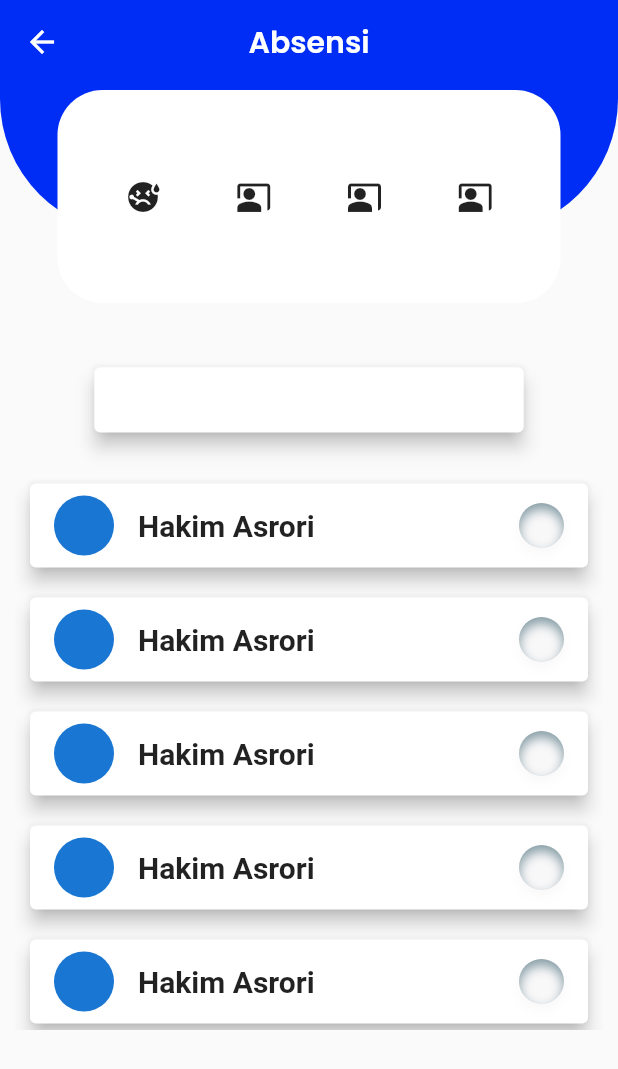
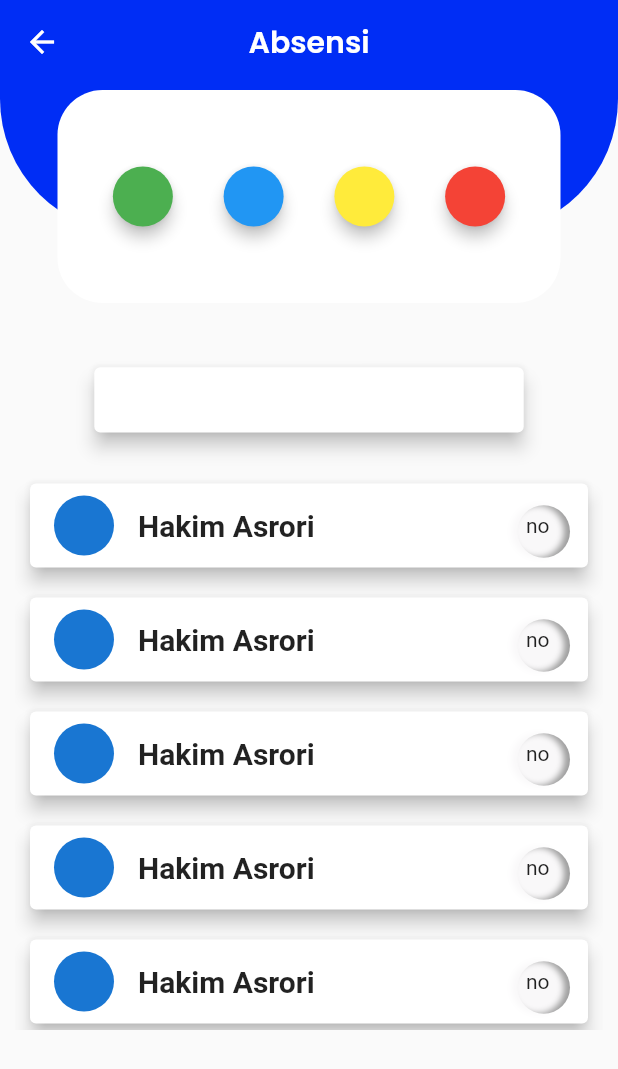
Before and after one commit to naneps/RTQ-MOBILE, a Flutter app: the AbsensiScreen screen opened directly, on a phone screen of 412 x 824 dp. Shown: the top 1069 px of the screen. Run offline on Flutter 3.47's test engine with Material 2 defaults, Android fonts, the phone set to English and light mode, and no system bars; our stand-ins replace animated_splash_screen, dio, fluttertoast, get, google_fonts, lottie; missing offline and left inert: sp_util.

Commit message:
Modif Absensi

```diff
--- a/tahfidz/lib/pages/pengajar/absensi/absensi_screen.dart
+++ b/tahfidz/lib/pages/pengajar/absensi/absensi_screen.dart
@@ -24,7 +24,9 @@ class _AbsensiScreenState extends State<AbsensiScreen> {
     };
   });
 
-  bool _isDropped = false;
+  bool _isAccepted = false;
+  Color color1 = Colors.green;
+  Color? targetC;
   @override
   Widget build(BuildContext context) {
     final heightBody = MediaQuery.of(context).size.height;
@@ -99,16 +101,89 @@ class _AbsensiScreenState extends State<AbsensiScreen> {
 
                             children: [
                               Draggable(
-                                  child: Icon(Icons.sick),
-                                  data: "Hadir",
-                                  feedback: Icon(
-                                    Icons.sick,
-                                    size: 50,
-                                    color: Colors.grey,
-                                  )),
-                              Icon(Icons.co_present),
-                              Icon(Icons.co_present),
-                              Icon(Icons.co_present),
+                                feedback: SizedBox(
+                                  width: 40,
+                                  height: 40,
+                                  child: Material(
+                                    color: color1.withOpacity(0.5),
+                                    shape: StadiumBorder(),
+                                    elevation: 4,
+                                  ),
+                                ),
+                                data: color1,
+                                child: SizedBox(
+                                  width: 40,
+                                  height: 40,
+                                  child: Material(
+                                    color: color1,
+                                    shape: StadiumBorder(),
+                                    elevation: 4,
+                                  ),
+                                ),
+                              ),
+                              Draggable(
+                                feedback: SizedBox(
+                                  width: 40,
+                                  height: 40,
+                                  child: Material(
+                                    color: color1.withOpacity(0.5),
+                                    shape: StadiumBorder(),
+                                    elevation: 4,
+                                  ),
+                                ),
+                                data: color1,
+                                child: SizedBox(
+                                  width: 40,
+                                  height: 40,
+                                  child: Material(
+                                    color: Colors.blue,
+                                    shape: StadiumBorder(),
+                                    elevation: 4,
+                                  ),
+                                ),
+                              ),
+                              Draggable(
+                                feedback: SizedBox(
+                                  width: 40,
+                                  height: 40,
+                                  child: Material(
+                                    color: color1.withOpacity(0.5),
+                                    shape: StadiumBorder(),
+                                    elevation: 4,
+                                  ),
+                                ),
+                                data: color1,
+                                child: SizedBox(
+                                  width: 40,
+                                  height: 40,
+                                  child: Material(
+                                    color: Colors.yellow,
+                                    shape: StadiumBorder(),
+                                    elevation: 4,
+                                  ),
+                                ),
+                              ),
+                              Draggable(
+                                feedback: SizedBox(
+                                  width: 40,
+                                  height: 40,
+                                  child: Material(
+                                    color: color1.withOpacity(0.5),
+                                    shape: StadiumBorder(),
+                                    elevation: 4,
+                                  ),
+                                ),
+                                data: color1,
+                                child: SizedBox(
+                                  width: 40,
+                                  height: 40,
+                                  child: Material(
+                                    color: Colors.red,
+                                    shape: StadiumBorder(),
+                                    elevation: 4,
+                                  ),
+                                ),
+                              ),
                             ],
                           ),
                         ),
@@ -154,39 +229,28 @@ class _AbsensiScreenState extends State<AbsensiScreen> {
                             fontSize: 20, fontWeight: FontWeight.w600),
                       ),
                       // contentPadding: EdgeInsets.all(5),
-                      trailing: DragTarget(
-                        builder: (
-                          BuildContext context,
-                          List<dynamic> accepted,
-                          List<dynamic> rejected,
-                        ) {
-                          return Container(
-                            width: 30,
-                            height: 30,
-                            decoration: BoxDecoration(
-                              boxShadow: [
-                                //CSS: inset 0px 4px 6px rgba(8, 56, 73, 0.5)
-                                BoxShadow(
-                                  color: const Color.fromRGBO(
-                                      8, 56, 73, 0.5), // shadow color
-                                ),
-                                const BoxShadow(
-                                  offset: Offset(0, 4),
-                                  blurRadius: 6,
-                                  color: Color(0xFFF9F8F9), // background color
-                                ),
-                              ],
-                              borderRadius: BorderRadius.circular(25),
-                            ),
-                            child: Text(''),
-                          );
-                        },
-                        onAccept: (data) {
-                          _isDropped = true;
-                          print(data);
-                          setState(() {});
-                        },
+                      trailing: InnerShadowBox(
+                        child: DragTarget(
+                          onAccept: (value) {
+                            _isAccepted = true;
+                            targetC = value as Color?;
+                          },
+                          builder: (context, candidate, rejected) {
+                            return (_isAccepted)
+                                ? SizedBox(
+                                    width: 30,
+                                    height: 30,
+                                    child: Material(
+                                      color: targetC,
+                                      shape: StadiumBorder(),
+                                      elevation: 4,
+                                    ),
+                                  )
+                                : Text('no');
+                          },
+                        ),
                       ),
+
                       leading: CircleAvatar(
 
                           // child: Text("te"),
@@ -202,3 +266,36 @@ class _AbsensiScreenState extends State<AbsensiScreen> {
     );
   }
 }
+
+class InnerShadowBox extends StatelessWidget {
+  final Widget child;
+  const InnerShadowBox({required this.child});
+
+  @override
+  Widget build(BuildContext context) {
+    return Container(
+      height: 35,
+      width: 35,
+      decoration: BoxDecoration(
+        boxShadow: [
+          //CSS: inset 0px 4px 6px rgba(8, 56, 73, 0.5)
+          BoxShadow(
+            color: Colors.grey, // shadow color
+            offset: Offset(4, 4),
+          ),
+          BoxShadow(
+            offset: Offset(0, 4),
+
+            blurRadius: 3,
+            // color: Colors.grey, // shadow color
+            color: Color(0xFFF9F8F9), // background color
+          ),
+        ],
+        borderRadius: BorderRadius.circular(25),
+      ),
+      child: Center(
+        child: child,
+      ),
+    );
+  }
+}
```
